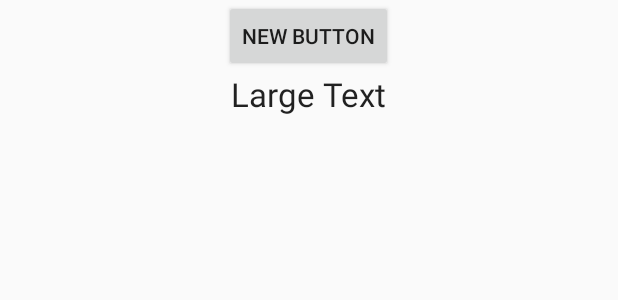
After one commit to aliaspilote/ReaseauEMF_Android, an Android app: the layout processinscription_1.xml on its own in the app's theme, with its tools: preview values and no code run, on a phone screen of 412 x 824 dp. The commit adds this screen. Shown: the top 300 px of the screen. Run offline under Robolectric (Android 15) with nearby library versions, the phone set to English and light mode, and no system bars.

Commit message:
liens entre activités

```diff
--- a/app/src/main/AndroidManifest.xml
+++ b/app/src/main/AndroidManifest.xml
@@ -22,6 +22,10 @@
                 <category android:name="android.intent.category.LAUNCHER" />
             </intent-filter>
         </activity>
+
+        <activity
+            android:name=".ProcessInscription"
+            android:label="@string/app_name"></activity>
     </application>
 
 </manifest>
--- /dev/null
+++ b/app/src/main/res/layout/processinscription_1.xml
@@ -0,0 +1,22 @@
+<?xml version="1.0" encoding="utf-8"?>
+<LinearLayout xmlns:android="http://schemas.android.com/apk/res/android"
+    android:layout_width="match_parent"
+    android:layout_height="match_parent"
+    android:orientation="vertical">
+
+    <Button
+        android:id="@+id/button"
+        android:layout_width="wrap_content"
+        android:layout_height="wrap_content"
+        android:layout_gravity="center_horizontal"
+        android:onClick="test"
+        android:text="New Button" />
+
+    <TextView
+        android:id="@+id/test_text"
+        android:layout_width="wrap_content"
+        android:layout_height="wrap_content"
+        android:layout_gravity="center_horizontal"
+        android:text="Large Text"
+        android:textAppearance="?android:attr/textAppearanceLarge" />
+</LinearLayout>
```
Also changed, not shown: app/src/main/java/com/emf_asso/bdd/reseauetudiantsmuslmansdefrance/FormBodyManager.java (+8 -0 lines), app/src/main/java/com/emf_asso/bdd/reseauetudiantsmuslmansdefrance/MainActivity.java (+24 -3 lines), app/src/main/java/com/emf_asso/bdd/reseauetudiantsmuslmansdefrance/ProcessInscription.java (added, +21 -0 lines), app/src/main/res/layout/processinscription_2.xml (added, +15 -0 lines), 1 other file.
